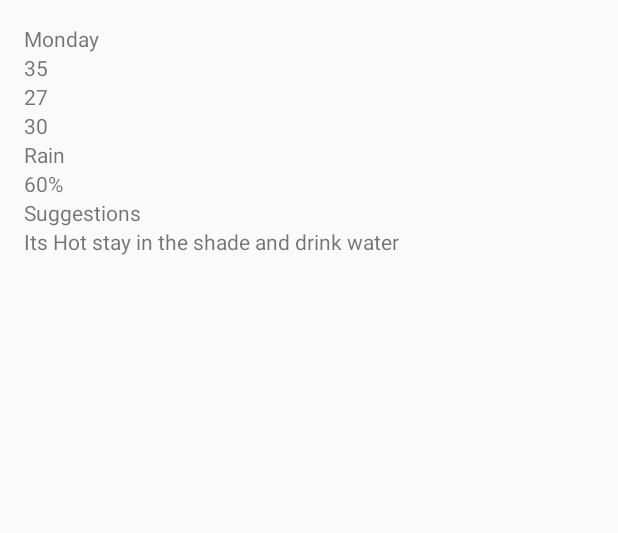
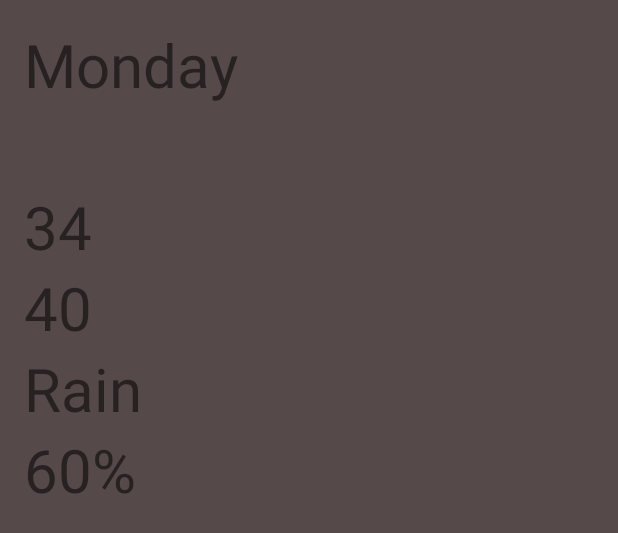
Before and after one commit to mariontan/weatherApp, an Android app: the layout activity_list_display.xml on its own in the app's theme, with its tools: preview values and no code run, on a phone screen of 412 x 824 dp. Shown: the top 533 px of the screen. Run offline under Robolectric (Android 15) with nearby library versions, the phone set to English and light mode, and no system bars.

Commit message:
fixed xml layout

```diff
--- a/app/src/main/java/com/example/andorid/weatherapp/CurrentLocation.java
+++ b/app/src/main/java/com/example/andorid/weatherapp/CurrentLocation.java
@@ -80,8 +80,8 @@ public class CurrentLocation extends AppCompatActivity {
                 lon = String.valueOf(location.getLongitude());
                 TextView txvLat = (TextView) findViewById(R.id.Lat);
                 TextView txvLon = (TextView) findViewById(R.id.Lon);
-                txvLat.setText(lat);
-                txvLon.setText(lon);
+                txvLat.setText("Latitude: "+lat);
+                txvLon.setText("Longitude: "+lon);
                 downloadCurWeather(lat, lon);
             }
             public void onStatusChanged(String provider, int status, Bundle extras) {
@@ -164,7 +164,7 @@ public class CurrentLocation extends AppCompatActivity {
                     temp = mainObj.getDouble(OWM_TEMPERATURE);
                     humidity = mainObj.getDouble(OWM_HUMIDITY);
                     pressure = mainObj.getDouble(OWM_PRESSURE);
-                    resultStrs[i]= "sation name: "+ name+" "+ formatTemps(temp-273.15,"")+" "+humidity+"%"+" "+pressure;
+                    resultStrs[i]= "station name: "+ name+" "+ formatTemps(temp-273.15,"")+" "+humidity+"%"+" "+pressure;
                 }
                 for (String s : resultStrs) {
                     Log.v(LOG_TAG, "Forecast entry: " + s);
--- a/app/src/main/res/layout/activity_list_display.xml
+++ b/app/src/main/res/layout/activity_list_display.xml
@@ -4,18 +4,20 @@
     android:paddingRight="@dimen/activity_horizontal_margin"
     android:paddingTop="@dimen/activity_vertical_margin"
     android:paddingBottom="@dimen/activity_vertical_margin"
-    tools:context="com.example.andorid.weatherapp.ListDisplay">
+    tools:context="com.example.andorid.weatherapp.ListDisplay"
+    android:background="#554949">
 
     <TextView
         android:id = "@+id/Day"
         android:text="Monday"
+        android:textSize="40dp"
         android:layout_width="wrap_content"
         android:layout_height="wrap_content" />
 
     <TextView
         android:layout_width="wrap_content"
         android:layout_height="wrap_content"
-        android:text="35"
+        android:textSize="40dp"
         android:id="@+id/high"
         android:layout_below="@+id/Day"
         android:layout_alignParentLeft="true"
@@ -24,7 +26,8 @@
     <TextView
         android:layout_width="wrap_content"
         android:layout_height="wrap_content"
-        android:text="27"
+        android:text="34"
+        android:textSize="40dp"
         android:id="@+id/low"
         android:layout_below="@+id/high"
         android:layout_alignParentLeft="true"
@@ -33,7 +36,8 @@
     <TextView
         android:layout_width="wrap_content"
         android:layout_height="wrap_content"
-        android:text="30"
+        android:text="40"
+        android:textSize="40dp"
         android:id="@+id/curTemp"
         android:layout_below="@+id/low"
         android:layout_alignParentLeft="true"
@@ -43,6 +47,7 @@
         android:layout_width="wrap_content"
         android:layout_height="wrap_content"
         android:text="Rain"
+        android:textSize="40dp"
         android:id="@+id/weather"
         android:layout_below="@+id/curTemp"
         android:layout_alignParentLeft="true"
@@ -51,28 +56,11 @@
     <TextView
         android:layout_width="wrap_content"
         android:layout_height="wrap_content"
+        android:textSize="40dp"
         android:text="60%"
         android:id="@+id/humidity"
         android:layout_below="@+id/weather"
         android:layout_alignParentLeft="true"
         android:layout_alignParentStart="true" />
 
-    <TextView
-        android:layout_width="wrap_content"
-        android:layout_height="wrap_content"
-        android:text="Suggestions"
-        android:id="@+id/txvSuggestions"
-        android:layout_below="@+id/humidity"
-        android:layout_alignParentLeft="true"
-        android:layout_alignParentStart="true" />
-
-    <TextView
-        android:layout_width="wrap_content"
-        android:layout_height="wrap_content"
-        android:text="Its Hot stay in the shade and drink water"
-        android:id="@+id/SuggestionsText"
-        android:layout_below="@+id/txvSuggestions"
-        android:layout_alignParentLeft="true"
-        android:layout_alignParentStart="true" />
-
 </RelativeLayout>
```
Also changed, not shown: app/src/main/res/layout/activity_current_location.xml (+12 -3 lines), app/src/main/res/layout/activity_main.xml (+5 -4 lines), app/src/main/res/drawable/latlong.png (added), app/src/main/res/drawable/location.png.
